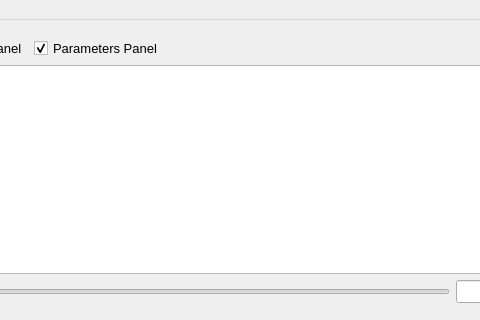
This is app/ui/core/MainWindow.ui in visomaster/VisoMaster as Qt 5 draws it before an edit; both pictures show x 538 to 1018 and y 0 to 320 of the 1376 by 586 pixel window. The edited form follows.
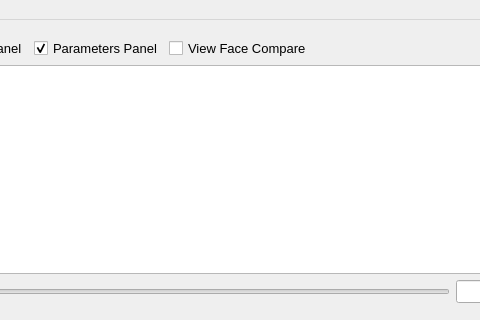
This is the edited form. Icons and pictures are not drawn.

Commit message: dark mode hover fix, preview index error fix. add a check box to compare face

Patch:
```diff
--- a/app/ui/core/MainWindow.ui
+++ b/app/ui/core/MainWindow.ui
@@ -65,6 +65,13 @@
            </property>
           </widget>
          </item>
+         <item>
+          <widget class="QCheckBox" name="viewFaceCompareCheckBox">  <!-- ADD THIS LINE: View Face Compare Checkbox -->
+           <property name="text">
+            <string>View Face Compare</string>
+           </property>
+          </widget>
+         </item>
          <item>
           <spacer name="horizontalSpacer_8">
            <property name="orientation">
```
The commit also changes 12 other files.
